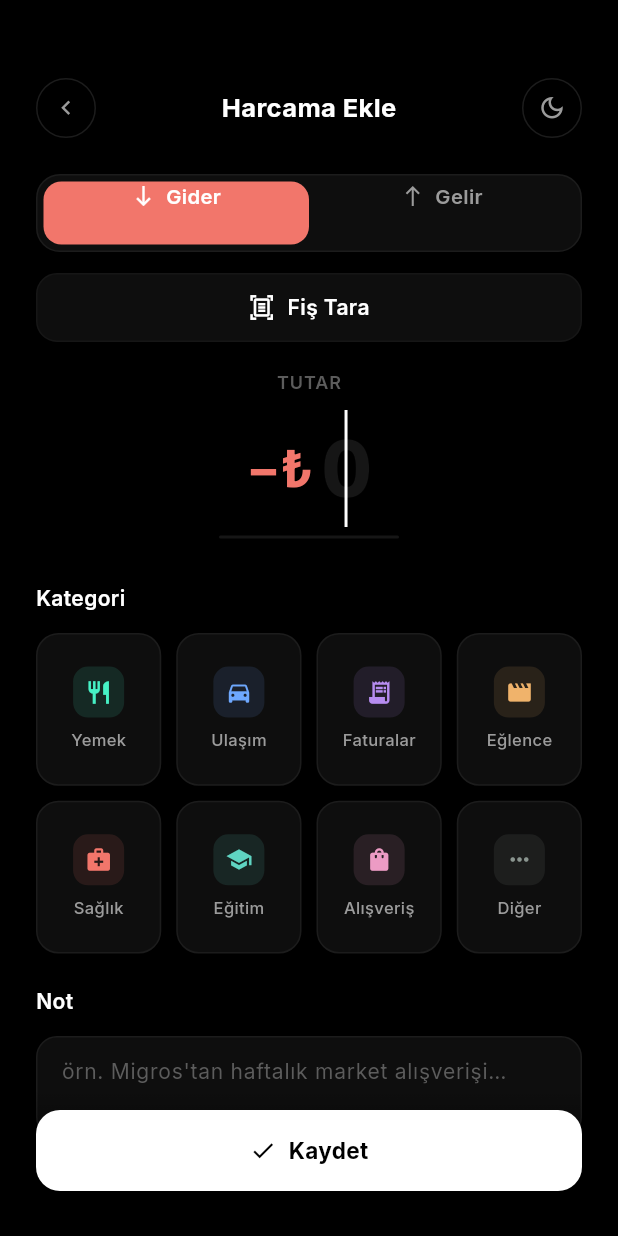
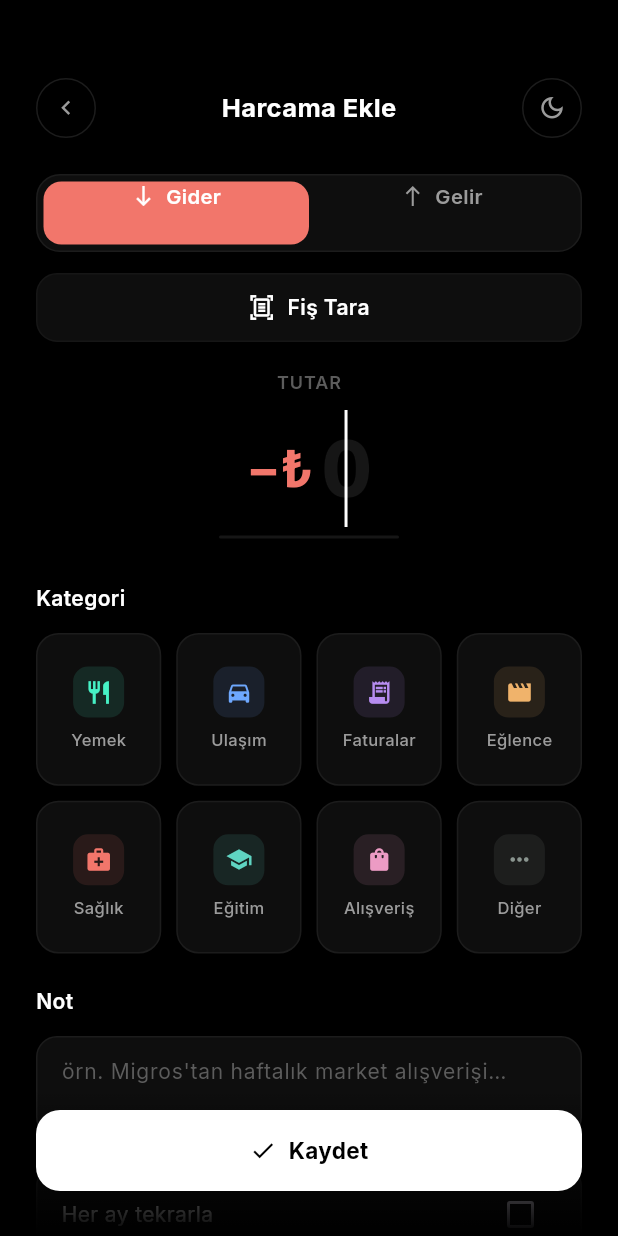
Before and after one commit to ece-kocak/expenza, a Flutter app: the AddTransactionScreen screen opened directly, on a phone screen of 412 x 824 dp. Run offline on Flutter 3.47's test engine with Material 3 defaults, Android fonts, the phone set to English and light mode, and no system bars; our stand-ins replace fl_chart, google_fonts, image_picker; missing offline and left inert: google_mlkit_text_recognition; network calls fail.

Commit message:
fix(mobile): use the summary endpoint and clarify recurring option
- Dashboard balance, income and expense come from /transactions/summary;
  the spending chart now shows only the current month, matching its
  month label (it used to aggregate the latest 200 rows).
- "Her ay tekrarla" is available for expenses too, with a dialog that
  explains how to stop it.
- Day totals in the history list no longer print the minus sign twice.

```diff
--- a/mobile/lib/models.dart
+++ b/mobile/lib/models.dart
@@ -41,6 +41,36 @@ class TransactionModel {
         isRecurring: j['is_recurring'] ?? false,
         note: j['note'] ?? '',
         occurredOn: j['occurred_on'] ?? '',
+      );
+}
+
+/// Ana sayfa özeti (backend /transactions/summary). Tutarlar TL.
+class SummaryModel {
+  final double balance;
+  final double totalIncome;
+  final double totalExpense;
+  final double monthExpense;
+  final List<({String category, double total})> monthByCategory;
+
+  SummaryModel({
+    required this.balance,
+    required this.totalIncome,
+    required this.totalExpense,
+    required this.monthExpense,
+    required this.monthByCategory,
+  });
+
+  factory SummaryModel.fromJson(Map<String, dynamic> j) => SummaryModel(
+        balance: (j['balance'] as num).toDouble(),
+        totalIncome: (j['total_income'] as num).toDouble(),
+        totalExpense: (j['total_expense'] as num).toDouble(),
+        monthExpense: (j['month_expense'] as num).toDouble(),
+        monthByCategory: (j['month_by_category'] as List)
+            .map((e) => (
+                  category: e['category'] as String,
+                  total: (e['total'] as num).toDouble()
+                ))
+            .toList(),
       );
 }
 
--- a/mobile/lib/screens/add_transaction_screen.dart
+++ b/mobile/lib/screens/add_transaction_screen.dart
@@ -396,11 +396,9 @@ class _AddTransactionScreenState extends State<AddTransactionScreen> {
                   ),
                 ),
               ),
-              if (_isIncome) ...[
-                const SizedBox(height: 18),
-                _recurringCheckbox(),
-              ],
               if (!_isIncome) _suggestionCard(),
+              const SizedBox(height: 18),
+              _recurringCheckbox(),
             ],
           ),
 
@@ -705,7 +703,7 @@ class _AddTransactionScreenState extends State<AddTransactionScreen> {
         children: [
           Expanded(
             child: Text(
-              'Gelir kaydedilsin mi',
+              'Her ay tekrarla',
               style: TextStyle(fontSize: 14, color: AppColors.onSurface),
             ),
           ),
@@ -724,14 +722,15 @@ class _AddTransactionScreenState extends State<AddTransactionScreen> {
                           borderRadius: BorderRadius.circular(20),
                           side: BorderSide(color: AppColors.glassBorder)),
                       title: Text(
-                        'Gelir Kaydedilsin Mi?',
+                        'Her ay tekrarlansın mı?',
                         style: TextStyle(
                             color: AppColors.onSurface,
                             fontSize: 16,
                             fontWeight: FontWeight.bold),
                       ),
                       content: Text(
-                        'Kabul ederseniz her ay otomatik olarak gelir olarak hesaplanacaktır. Devam etmek istiyor musunuz?',
+                        'Bu ${_isIncome ? 'gelir' : 'gider'} her ay aynı gün otomatik olarak eklenecek. '
+                        'İstediğin zaman bu işlemi düzenleyip işareti kaldırarak durdurabilirsin.',
                         style: TextStyle(
                             color: AppColors.onSurfaceVariant, fontSize: 13, height: 1.5),
                       ),
--- a/mobile/lib/screens/history_screen.dart
+++ b/mobile/lib/screens/history_screen.dart
@@ -307,7 +307,8 @@ class HistoryScreenState extends State<HistoryScreen> {
                     fontWeight: FontWeight.w600,
                     letterSpacing: 0.6,
                     color: AppColors.outline)),
-            Text('${net < 0 ? '−' : '+'}${money(net)}',
+            // money() eksi işaretini kendisi ekler; artıyı showSign ile ister.
+            Text(money(net, showSign: true),
                 style: TextStyle(
                     fontSize: 11.5,
                     color: AppColors.outline,
```
Also changed, not shown: mobile/lib/api_client.dart (+7 -0 lines), mobile/lib/screens/dashboard_screen.dart (+24 -24 lines).
